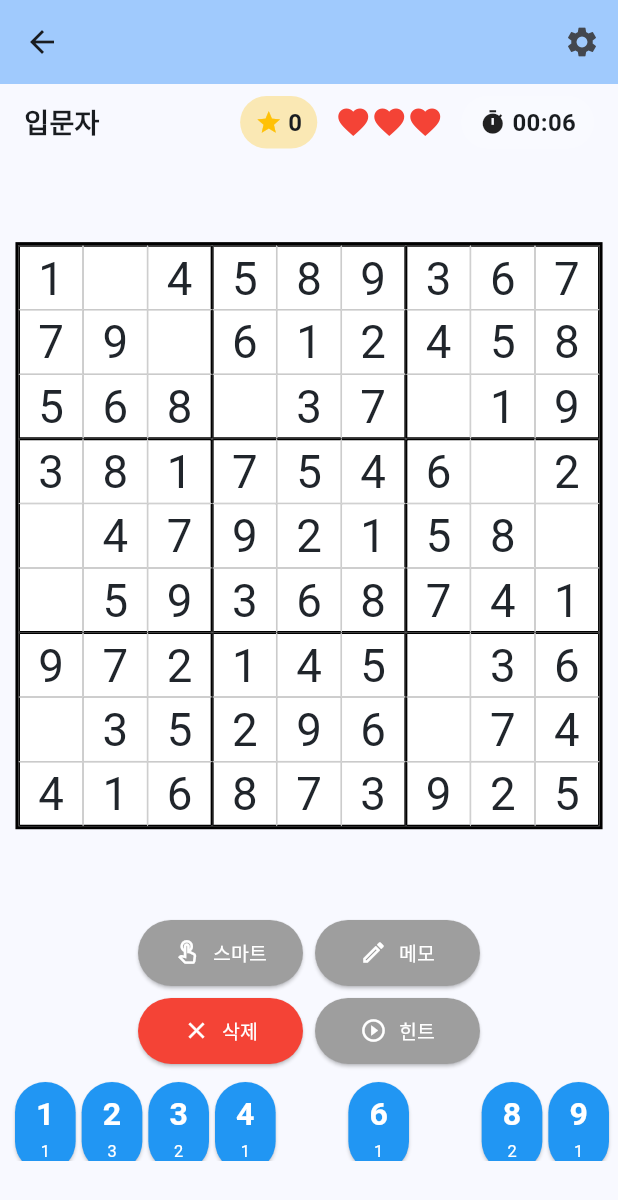
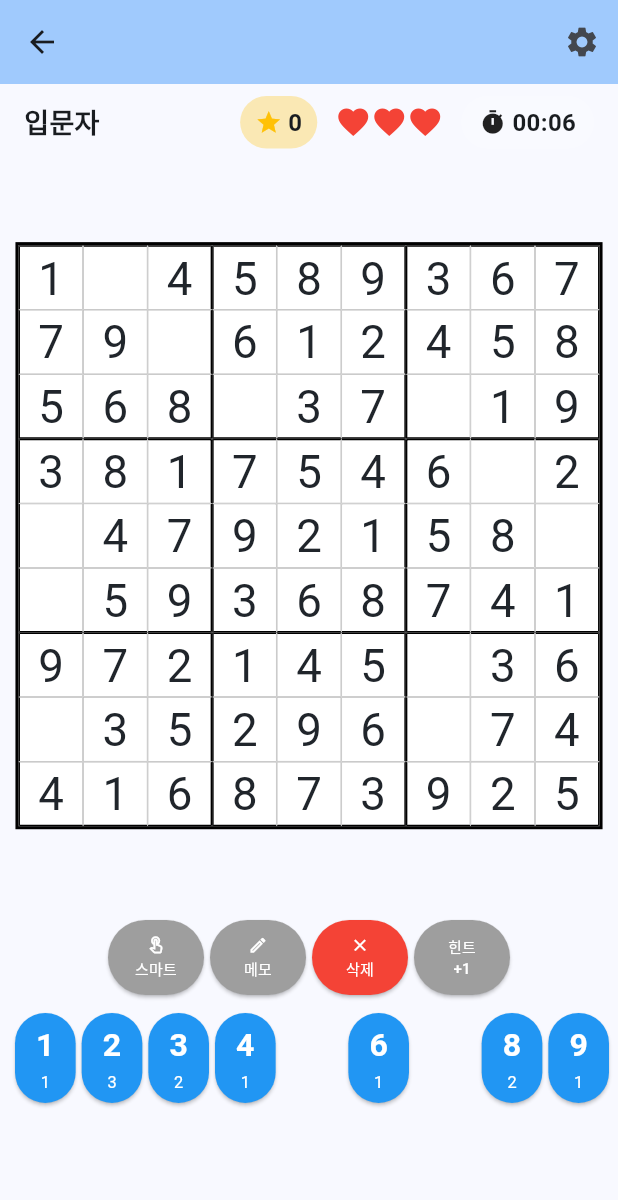
Before and after one commit to decay82/sudokimeki, a Flutter app: the SudokuScreen screen opened directly, on a phone screen of 412 x 824 dp. Shown: the top 1200 px of the screen. Run offline on Flutter 3.47's test engine with Material 3 defaults, Android fonts, the phone set to English and light mode, and no system bars; our stand-ins replace audioplayers, confetti, google_mobile_ads, shared_preferences; missing offline and left inert: in_app_update; accounts and stored records are empty; network calls fail; statements that could not run were skipped.

Commit message:
힌트 시스템 및 UI 개선
- 매 게임 시작 시 힌트 1개 지급
- 힌트 보유 시 광고 없이 사용, 힌트 없을 시 광고 시청 후 사용
- 하트 충전을 3개로 변경
- 기능 버튼을 1줄 세로 레이아웃으로 변경 (아이콘 13px, 텍스트 10px)
- 랭킹 배지를 초급/중급/고급 난이도만 활성화

```diff
--- a/lib/models/sudoku_game.dart
+++ b/lib/models/sudoku_game.dart
@@ -49,6 +49,7 @@ class SudokuGame extends ChangeNotifier {
 
   bool isHintMode = false;
   int hintsUsed = 0;
+  int hintsAvailable = 1; // 보유 힌트 개수
 
   BannerAd? bannerAd;
   bool isBannerAdLoaded = false;
@@ -87,9 +88,9 @@ class SudokuGame extends ChangeNotifier {
   }
 
 void addHeart() {
-  if (hearts < 3) {
-    hearts++;  // 즉시 증가
-    print("하트 증가: $hearts");
+  // 하트를 3개로 충전
+  hearts = 3;
+  print("하트 충전: $hearts개로 복구");
   heartAnimationStatus = HeartAnimationStatus.animating;
   notifyListeners();
 
@@ -98,7 +99,6 @@ void addHeart() {
     heartAnimationStatus = HeartAnimationStatus.none;
     notifyListeners();
   });
-  }
 }
 
 
@@ -310,6 +310,14 @@ void addHeart() {
     print('========== toggleHintMode 호출됨 ==========');
 
     if (!isHintMode) {
+      // 힌트가 있으면 바로 활성화
+      if (hintsAvailable > 0) {
+        print('보유 힌트 사용: $hintsAvailable개');
+        isHintMode = true;
+        notifyListeners();
+      } else {
+        // 힌트가 없으면 광고 시청
+        print('힌트 없음. 광고 시청 필요');
         RewardedAd? ad = AdHelper.getPreloadedRewardedAd();
 
         if (ad != null) {
@@ -336,6 +344,7 @@ void addHeart() {
           isHintMode = true;
           notifyListeners();
         }
+      }
     } else {
       isHintMode = false;
       notifyListeners();
@@ -350,6 +359,12 @@ void addHeart() {
       correctCells[row][col] = true;
       hintsUsed++;
       isHintMode = false;
+
+      // 보유 힌트 개수 감소
+      if (hintsAvailable > 0) {
+        hintsAvailable--;
+        print('힌트 사용 완료. 남은 힌트: $hintsAvailable개');
+      }
 
       // 힌트 사용 시 콤보 초기화 및 0점 처리
       _calculateScore(row, col, isHint: true);
@@ -375,8 +390,12 @@ void addHeart() {
           // 주간 랭킹에 점수 저장
           await WeeklyBotRanking.saveMyWeeklyScore(currentDifficulty, totalScore);
 
-          // 랭킹 배지 활성화
+          // 랭킹 배지 활성화 (초급, 중급, 고급만)
+          if (currentDifficulty == 'easy' ||
+              currentDifficulty == 'medium' ||
+              currentDifficulty == 'hard') {
             await RankingBadgeHelper.activateBadge();
+          }
 
           await GameStorage.clearSavedGame();
 
@@ -404,6 +423,7 @@ void addHeart() {
     isCompleted = false;
     hearts = 3;
     hintsUsed = 0;
+    hintsAvailable = 1; // 매판 시작 시 힌트 1개 지급
 
     // 점수 시스템 초기화
     totalScore = 0;
@@ -437,6 +457,7 @@ void addHeart() {
       hintsUsed: hintsUsed,
       elapsedSeconds: elapsedSeconds,
       completedLines: completedLines,
+      hintsAvailable: hintsAvailable,
     );
   }
 
@@ -455,6 +476,7 @@ void addHeart() {
     hearts = savedData['hearts'];
     hintsUsed = savedData['hintsUsed'];
     completedLines = savedData['completedLines'];
+    hintsAvailable = savedData['hintsAvailable'] ?? 1;
 
     final elapsedSeconds = savedData['elapsedSeconds'];
     startTime = DateTime.now().subtract(Duration(seconds: elapsedSeconds));
@@ -491,6 +513,7 @@ void addHeart() {
     isMemoMode = false;
     hearts = 3;
     hintsUsed = 0;
+    hintsAvailable = 1; // 매판 시작 시 힌트 1개 지급
     isCompleted = false;
 
     startTime = DateTime.now().subtract(Duration(seconds: elapsedSeconds));
@@ -741,8 +764,12 @@ void addHeart() {
             // 주간 랭킹에 점수 저장
             await WeeklyBotRanking.saveMyWeeklyScore(currentDifficulty, totalScore);
 
-            // 랭킹 배지 활성화
+            // 랭킹 배지 활성화 (초급, 중급, 고급만)
+            if (currentDifficulty == 'easy' ||
+                currentDifficulty == 'medium' ||
+                currentDifficulty == 'hard') {
               await RankingBadgeHelper.activateBadge();
+            }
 
             await GameStorage.clearSavedGame();
 
--- a/lib/screens/sudoku_screen.dart
+++ b/lib/screens/sudoku_screen.dart
@@ -269,7 +269,7 @@ class _SudokuScreenState extends State<SudokuScreen> {
                       }
                     },
                     icon: const Icon(Icons.videocam),
-                    label: const Text('광고 시청 후 하트 1개 충전'),
+                    label: const Text('광고 시청 후 하트 3개 충전'),
                   ),
                   TextButton.icon(
                     onPressed: () async {
--- a/lib/utils/game_storage.dart
+++ b/lib/utils/game_storage.dart
@@ -14,6 +14,7 @@ class GameStorage {
     required int hintsUsed,
     required int elapsedSeconds,
     required Set<String> completedLines,
+    int? hintsAvailable,
   }) async {
     final prefs = await SharedPreferences.getInstance();
 
@@ -31,6 +32,7 @@ class GameStorage {
       'hintsUsed': hintsUsed,
       'elapsedSeconds': elapsedSeconds,
       'completedLines': completedLines.toList(),
+      'hintsAvailable': hintsAvailable ?? 1,
     };
 
     await prefs.setString(_keySavedGame, jsonEncode(gameData));
@@ -77,6 +79,7 @@ class GameStorage {
       'hintsUsed': gameData['hintsUsed'],
       'elapsedSeconds': gameData['elapsedSeconds'],
       'completedLines': completedLines,
+      'hintsAvailable': gameData['hintsAvailable'] ?? 1,
     };
   }
 
--- a/lib/widgets/function_buttons.dart
+++ b/lib/widgets/function_buttons.dart
@@ -86,21 +86,21 @@ class FunctionButtons extends StatelessWidget {
             child: SizedBox(
               width: 80,
               height: 36,
-              child: ElevatedButton.icon(
+              child: ElevatedButton(
                 onPressed: game.toggleHintMode,
-                icon: Icon(
-                  game.isHintMode ? Icons.lightbulb : Icons.play_circle_outline,
-                  size: 14,
-                ),
-                label: Text(
-                  game.isHintMode ? 'ON' : '',
-                  style: const TextStyle(fontSize: 10),
-                ),
                 style: ElevatedButton.styleFrom(
                   backgroundColor:
                       game.isHintMode ? Colors.amber : Colors.grey,
                   foregroundColor: Colors.white,
                   padding: const EdgeInsets.symmetric(horizontal: 4),
+                ),
+                child: Text(
+                  game.isHintMode
+                      ? '힌트 ON'
+                      : game.hintsAvailable > 0
+                          ? '힌트 +${game.hintsAvailable}'
+                          : '힌트',
+                  style: const TextStyle(fontSize: 10),
                 ),
               ),
             ),
--- a/lib/widgets/number_pad.dart
+++ b/lib/widgets/number_pad.dart
@@ -33,104 +33,64 @@ class NumberPad extends StatelessWidget {
           mainAxisSize: MainAxisSize.min,
           mainAxisAlignment: MainAxisAlignment.start,
           children: [
-            // 스마트 입력, 메모, 삭제, 힌트 버튼 (2줄)
+            // 기능 버튼 (1줄, 4개)
             Row(
               mainAxisAlignment: MainAxisAlignment.center,
               children: [
+                // 스마트 입력 버튼
                 Flexible(
-                  child: SizedBox(
-                    width: 110,
-                    height: 44,
-                    child: ElevatedButton.icon(
+                  child: _buildFunctionButton(
                     onPressed: game.toggleSmartInputMode,
                     icon: Icon(
                       game.isSmartInputMode ? Icons.touch_app : Icons.touch_app_outlined,
-                        size: 18,
+                      size: 13,
                     ),
-                      label: Text(
-                        game.isSmartInputMode ? '스마트 ON' : '스마트',
-                        style: const TextStyle(fontSize: 13),
-                      ),
-                      style: ElevatedButton.styleFrom(
-                        backgroundColor:
-                            game.isSmartInputMode ? Colors.purple : Colors.grey,
-                        foregroundColor: Colors.white,
-                        padding: const EdgeInsets.symmetric(horizontal: 8),
+                    label: game.isSmartInputMode ? '스마트\nON' : '스마트',
+                    isActive: game.isSmartInputMode,
+                    activeColor: Colors.purple,
                   ),
                 ),
-                  ),
-                ),
-                const SizedBox(width: 8),
+                const SizedBox(width: 4),
+                // 메모 버튼
                 Flexible(
-                  child: SizedBox(
-                    width: 110,
-                    height: 44,
-                    child: ElevatedButton.icon(
+                  child: _buildFunctionButton(
                     onPressed: game.toggleMemoMode,
                     icon: Icon(
                       game.isMemoMode ? Icons.edit : Icons.edit_outlined,
-                        size: 18,
+                      size: 13,
                     ),
-                      label: Text(
-                        game.isMemoMode ? '메모 ON' : '메모',
-                        style: const TextStyle(fontSize: 13),
-                      ),
-                      style: ElevatedButton.styleFrom(
-                        backgroundColor:
-                            game.isMemoMode ? Colors.orange : Colors.grey,
-                        foregroundColor: Colors.white,
-                        padding: const EdgeInsets.symmetric(horizontal: 8),
+                    label: game.isMemoMode ? '메모\nON' : '메모',
+                    isActive: game.isMemoMode,
+                    activeColor: Colors.orange,
                   ),
                 ),
+                const SizedBox(width: 4),
+                // 삭제 버튼
+                Flexible(
+                  child: _buildFunctionButton(
+                    onPressed: game.clearCell,
+                    icon: const Icon(Icons.clear, size: 13),
+                    label: '삭제',
+                    isActive: false,
+                    activeColor: Colors.red,
+                    backgroundColor: Colors.red,
                   ),
                 ),
-              ],
-            ),
-            const SizedBox(height: 8),
-            Row(
-              mainAxisAlignment: MainAxisAlignment.center,
-              children: [
+                const SizedBox(width: 4),
+                // 힌트 버튼
                 Flexible(
-                  child: SizedBox(
-                    width: 110,
-                    height: 44,
-                    child: ElevatedButton.icon(
-                      onPressed: game.clearCell,
-                      icon: const Icon(Icons.clear, size: 18),
-                      label: const Text(
-                        '삭제',
-                        style: TextStyle(fontSize: 13),
-                      ),
-                      style: ElevatedButton.styleFrom(
-                        backgroundColor: Colors.red,
-                        foregroundColor: Colors.white,
-                        padding: const EdgeInsets.symmetric(horizontal: 8),
-                      ),
-                    ),
-                  ),
-                ),
-                const SizedBox(width: 8),
-                Flexible(
-                  child: SizedBox(
-                    width: 110,
-                    height: 44,
-                    child: ElevatedButton.icon(
+                  child: _buildFunctionButton(
                     onPressed: game.toggleHintMode,
-                      icon: Icon(
-                        game.isHintMode ? Icons.lightbulb : Icons.play_circle_outline,
-                        size: 18,
-                      ),
-                      label: Text(
-                        game.isHintMode ? '힌트 ON' : '힌트',
-                        style: const TextStyle(fontSize: 13),
-                      ),
-                      style: ElevatedButton.styleFrom(
-                        backgroundColor:
-                            game.isHintMode ? Colors.amber : Colors.grey,
-                        foregroundColor: Colors.white,
-                        padding: const EdgeInsets.symmetric(horizontal: 8),
-                      ),
-                    ),
+                    icon: game.hintsAvailable == 0
+                        ? const Icon(Icons.play_circle_outline, size: 13)
+                        : null,
+                    label: game.isHintMode
+                        ? '힌트\nON'
+                        : game.hintsAvailable > 0
+                            ? '힌트\n+${game.hintsAvailable}'
+                            : '힌트',
+                    isActive: game.isHintMode,
+                    activeColor: Colors.amber,
                   ),
                 ),
               ],
@@ -224,4 +184,43 @@ class NumberPad extends StatelessWidget {
       ),
     );
   }
+
+  Widget _buildFunctionButton({
+    required VoidCallback onPressed,
+    Widget? icon,
+    required String label,
+    required bool isActive,
+    required Color activeColor,
+    Color? backgroundColor,
+  }) {
+    final bgColor = backgroundColor ?? (isActive ? activeColor : Colors.grey);
+
+    return SizedBox(
+      height: 50,
+      child: ElevatedButton(
+        onPressed: onPressed,
+        style: ElevatedButton.styleFrom(
+          backgroundColor: bgColor,
+          foregroundColor: Colors.white,
+          padding: const EdgeInsets.symmetric(horizontal: 2, vertical: 4),
+        ),
+        child: Column(
+          mainAxisAlignment: MainAxisAlignment.center,
+          mainAxisSize: MainAxisSize.min,
+          children: [
+            if (icon != null) ...[
+              icon,
+              const SizedBox(height: 2),
+            ],
+            Text(
+              label,
+              style: const TextStyle(fontSize: 10),
+              textAlign: TextAlign.center,
+              maxLines: 2,
+            ),
+          ],
+        ),
+      ),
+    );
   }
+}
--- a/pubspec.yaml
+++ b/pubspec.yaml
@@ -16,7 +16,7 @@ publish_to: 'none' # Remove this line if you wish to publish to pub.dev
 # https://developer.apple.com/library/archive/documentation/General/Reference/InfoPlistKeyReference/Articles/CoreFoundationKeys.html
 # In Windows, build-name is used as the major, minor, and patch parts
 # of the product and file versions while build-number is used as the build suffix.
-version: 1.1.4+14
+version: 1.1.5+15
 
 environment:
   sdk: ^3.9.2
```
Lines whose indentation alone changed are shown as unchanged.
